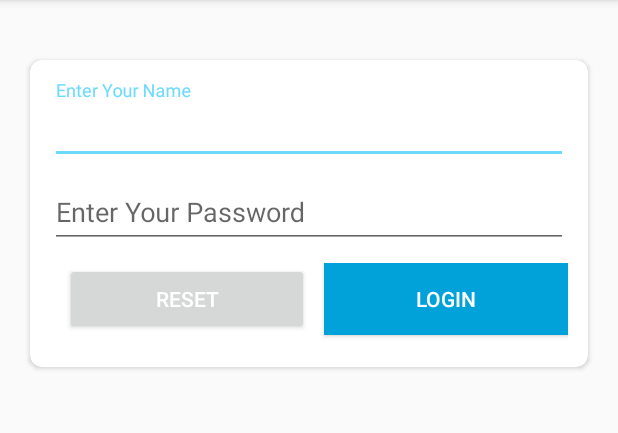
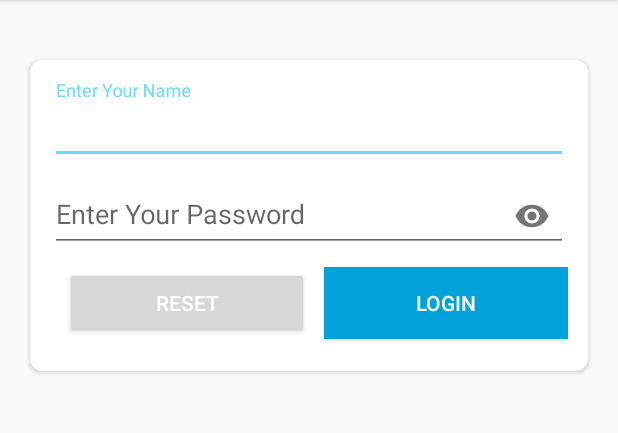
Before and after one commit to nemamayank/DataBinding, an Android app: the screen it shows after launch (LoginActivity), on a phone screen of 412 x 824 dp, the part 84-517 px from its top. Run offline under Robolectric (Android 15) with nearby library versions, the phone set to English and light mode, and no system bars; our stand-ins replace data binding; 7 statements that could not run were skipped.

Commit message:
#Password Toggle Enabled

```diff
--- a/app/src/main/res/layout/login_page.xml
+++ b/app/src/main/res/layout/login_page.xml
@@ -66,7 +66,8 @@
                     <android.support.design.widget.TextInputLayout
                         android:id="@+id/passwordLayout"
                         android:layout_width="match_parent"
-                        android:layout_height="wrap_content">
+                        android:layout_height="wrap_content"
+                        app:passwordToggleEnabled="true">
 
                         <android.support.design.widget.TextInputEditText
                             android:id="@+id/userPasswordField"
@@ -93,10 +94,10 @@
                             android:layout_marginStart="10dp"
                             android:layout_marginTop="8dp"
                             android:layout_weight="1"
+                            android:background="@{enableResetButton?@color/colorEnable:@color/colorDisable}"
                             android:onClick="@{handler::onClick}"
                             android:text="@string/reset"
                             android:textColor="@android:color/white"
-                            android:background="@{enableResetButton?@color/colorEnable:@color/colorDisable}"
                             app:enabled="@{enableResetButton}" />
 
                         <android.support.v7.widget.AppCompatButton
```
